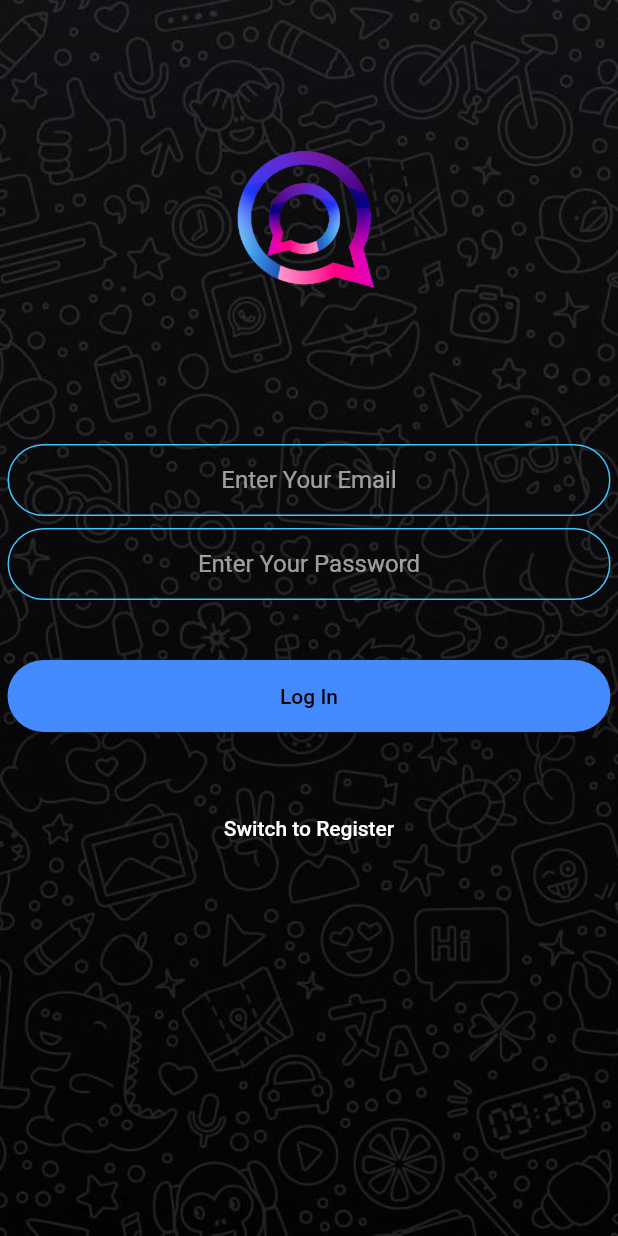
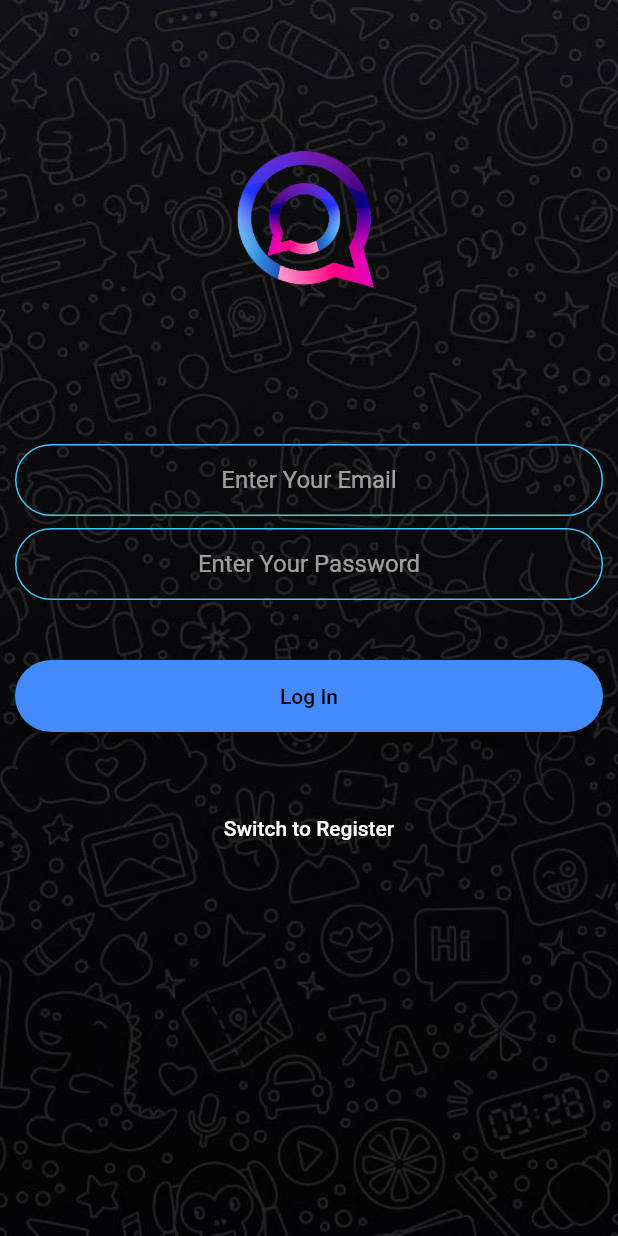
Before and after one commit to husseinBasem/chat, a Flutter app: the screen it shows after launch, on a phone screen of 412 x 824 dp. Run offline on Flutter 3.47's test engine with Material 2 defaults, Android fonts, the phone set to English and light mode, and no system bars; our stand-ins replace bloc, cached_network_image, cloud_firestore, equatable, firebase_auth, firebase_core and 7 more; accounts and stored records are empty.

Commit message:
-first release 1.1

```diff
--- a/lib/Screens/chat_screen.dart
+++ b/lib/Screens/chat_screen.dart
@@ -278,7 +278,7 @@ class _ChatScreenState extends State<ChatScreen> {
                                                                   ),
 
                                                                   Padding(
-                                                                    padding:  EdgeInsets.only(right: 0.0,),
+                                                                    padding:  EdgeInsets.only(right: 0.0,left: 5.0),
                                                                     child: Text('   ${messages.data()['timestamp'].substring(10, 16)} ',
                                                                       textAlign: TextAlign.left,
                                                                       style: TextStyle(
--- a/lib/Screens/login_screen.dart
+++ b/lib/Screens/login_screen.dart
@@ -67,7 +67,7 @@ class _LoginScreenState extends State<LoginScreen>
                       inAsyncCall: bloc.spinner,
                       opacity: 0.07,
                       child: Padding(
-                        padding: EdgeInsets.symmetric(horizontal: 5.0),
+                        padding: EdgeInsets.symmetric(horizontal: 10.0),
                         child: Container(
                           height: double.infinity,
                           child: ListView(
```
